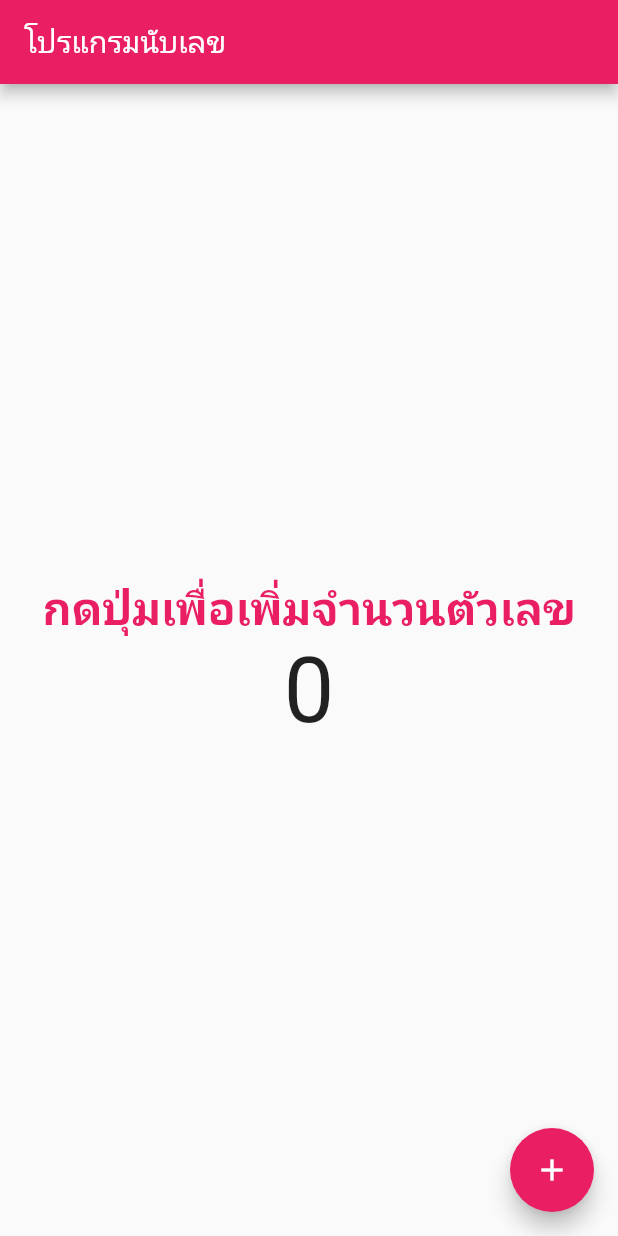
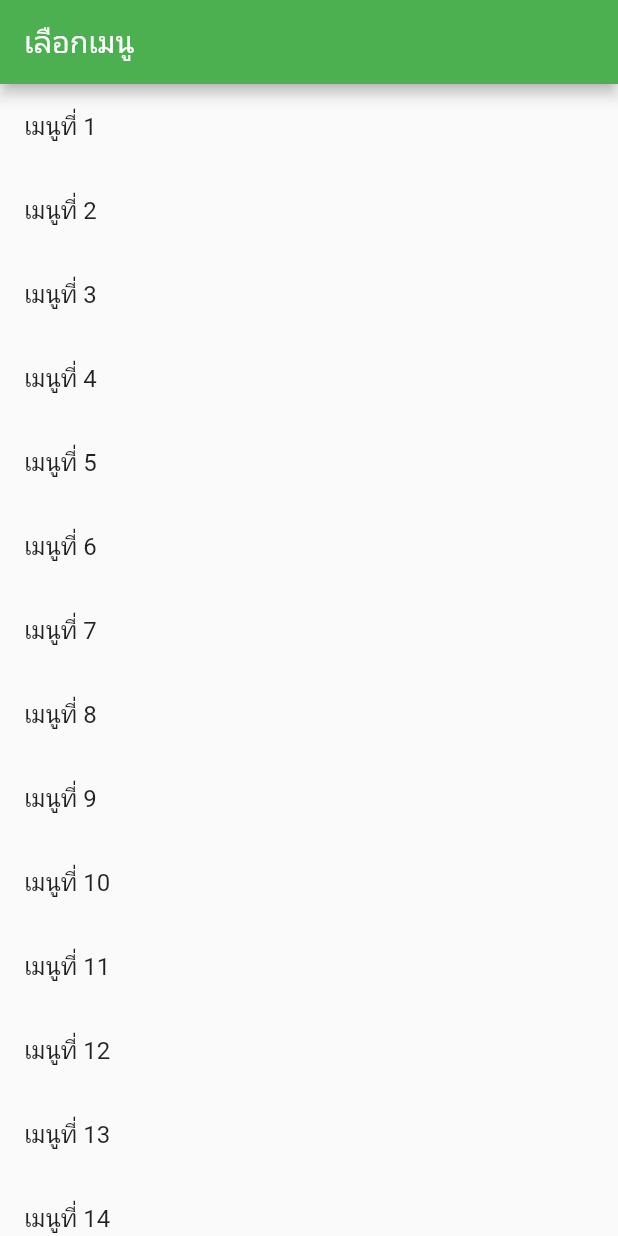
Before and after one commit to customiz/basic-flutter, a Flutter app: the screen it shows after launch, on a phone screen of 412 x 824 dp. Run offline on Flutter 3.47's test engine with Material 2 defaults, Android fonts, the phone set to English and light mode, and no system bars.

```diff
--- a/lib/main.dart
+++ b/lib/main.dart
@@ -15,7 +15,7 @@ class Myapp extends StatelessWidget {
     return MaterialApp(
       title: 'Test App',
       home: MyHomePage(),
-      theme: ThemeData(primarySwatch: Colors.pink),
+      theme: ThemeData(primarySwatch: Colors.green),
     );
   }
 }
@@ -34,38 +34,13 @@ class _MyHomePageState extends State<MyHomePage> {
   @override
   Widget build(BuildContext context) {
     return Scaffold(
-      appBar: AppBar(
-        title: Text('โปรแกรมนับเลข'),
-      ),
-      body: Center(
-          child: Column(
-        mainAxisAlignment: MainAxisAlignment.center,
-        // ignore: prefer_const_literals_to_create_immutables
-        children: [
-          Text(
-            "กดปุ่มเพื่อเพิ่มจำนวนตัวเลข",
-            textAlign: TextAlign.center,
-            style: TextStyle(
-              fontSize: 30,
-              fontWeight: FontWeight.bold,
-              color: Colors.pink,
-            ),
-          ),
-          Text(
-            number.toString(),
-            textAlign: TextAlign.center,
-            style: TextStyle(fontSize: 60),
-          ),
-        ],
-      )),
-      floatingActionButton: FloatingActionButton(
-        onPressed: () {
-          setState(() {
-            number++;
-          });
-        },
-        child: Icon(Icons.add),
-      ),
-    );
+        appBar: AppBar(
+          title: Text('เลือกเมนู'),
+        ),
+        body: ListView.builder(
+            itemCount: 50,
+            itemBuilder: (BuildContext context, int index) {
+              return ListTile(title: Text("เมนูที่ ${index + 1}"));
+            }));
   }
 }
```
